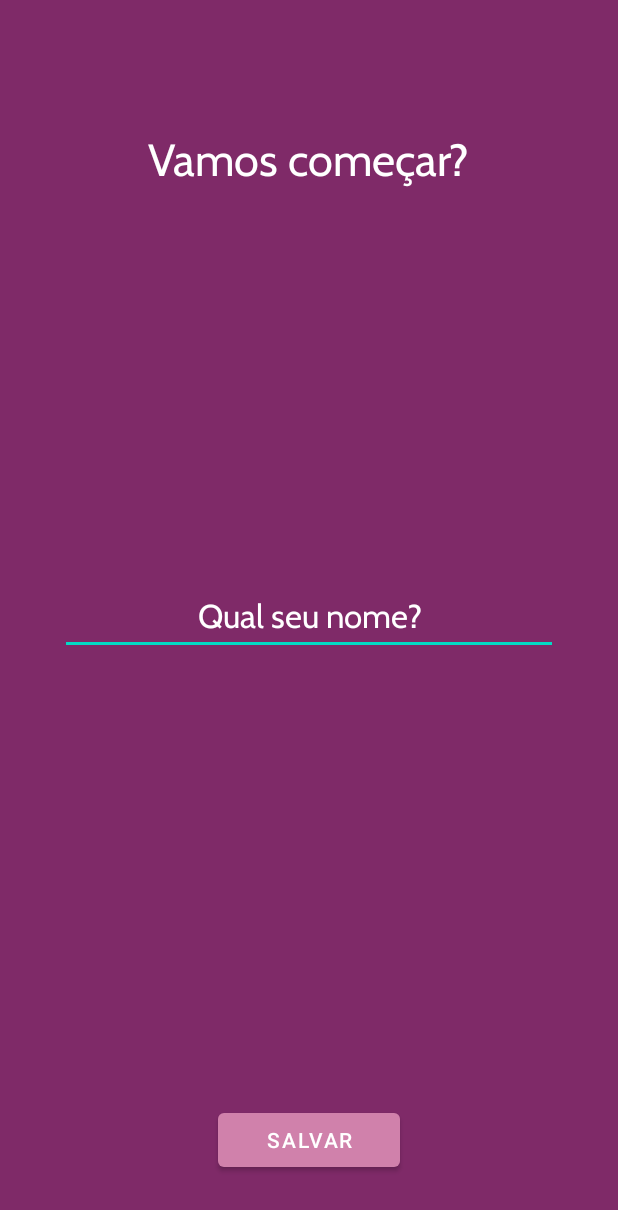
After one commit to waneymartinsM/Motivation, an Android app: the UserActivity screen opened directly, with no data from a screen before it, on a phone screen of 412 x 824 dp. The commit adds this screen. Shown: the top 1210 px of the screen. Run offline under Robolectric (Android 15) with nearby library versions, the phone set to English and light mode, and no system bars.

Commit message:
create_userAct

```diff
--- a/app/src/main/java/com/example/motivation/MainActivity.kt
+++ b/app/src/main/java/com/example/motivation/MainActivity.kt
@@ -16,11 +16,13 @@ class MainActivity : AppCompatActivity(), View.OnClickListener {
 
         setContentView(binding.root)
 
+        supportActionBar?.hide()
+
         binding.buttonNewPhrase.setOnClickListener(this)
     }
 
     override fun onClick(view: View) {
-        if(view.id == R.id.button_new_phrase){
+        if (view.id == R.id.button_new_phrase) {
             var s = ""
 
         }
--- /dev/null
+++ b/app/src/main/java/com/example/motivation/UserActivity.kt
@@ -0,0 +1,26 @@
+package com.example.motivation
+
+import androidx.appcompat.app.AppCompatActivity
+import android.os.Bundle
+import android.view.View
+import com.example.motivation.databinding.ActivityUserBinding
+
+class UserActivity : AppCompatActivity(), View.OnClickListener {
+
+    private lateinit var binding: ActivityUserBinding
+
+    override fun onCreate(savedInstanceState: Bundle?) {
+        super.onCreate(savedInstanceState)
+
+        binding = ActivityUserBinding.inflate(layoutInflater)
+        setContentView(R.layout.activity_user)
+
+        binding.buttonSave.setOnClickListener(this)
+
+        supportActionBar?.hide()
+    }
+
+    override fun onClick(v: View) {
+        if(v.id == R.id.button_save){}
+    }
+}
--- /dev/null
+++ b/app/src/main/res/layout/activity_user.xml
@@ -0,0 +1,47 @@
+<?xml version="1.0" encoding="utf-8"?>
+<RelativeLayout xmlns:android="http://schemas.android.com/apk/res/android"
+    xmlns:app="http://schemas.android.com/apk/res-auto"
+    xmlns:tools="http://schemas.android.com/tools"
+    android:layout_width="match_parent"
+    android:layout_height="match_parent"
+    android:background="@color/purple"
+    android:padding="24dp"
+    tools:context=".UserActivity">
+
+    <TextView
+        android:layout_width="wrap_content"
+        android:layout_height="wrap_content"
+        android:layout_centerHorizontal="true"
+        android:layout_marginTop="64dp"
+        android:fontFamily="@font/cabin"
+        android:text="@string/lets_begin"
+        android:textColor="@color/white"
+        android:textSize="30sp" />
+
+    <EditText
+        android:id="@+id/edit_name"
+        android:layout_width="match_parent"
+        android:layout_height="wrap_content"
+        android:layout_centerInParent="true"
+        android:layout_margin="16dp"
+        android:fontFamily="@font/cabin"
+        android:gravity="center_horizontal"
+        android:hint="@string/your_name"
+        android:textColorHint="@color/white"
+        android:textSize="22sp" />
+
+    <Button
+        android:id="@+id/button_save"
+        android:layout_width="wrap_content"
+        android:layout_height="wrap_content"
+        android:layout_alignParentBottom="true"
+        android:layout_centerHorizontal="true"
+        android:layout_marginBottom="16dp"
+        android:paddingStart="32dp"
+        android:paddingEnd="32dp"
+        android:text="@string/save"
+        app:backgroundTint="@color/light_purple"
+
+        />
+
+</RelativeLayout>
--- a/app/src/main/res/values/themes.xml
+++ b/app/src/main/res/values/themes.xml
@@ -3,7 +3,7 @@
     <style name="Theme.Motivation" parent="Theme.MaterialComponents.DayNight.DarkActionBar">
         <!-- Primary brand color. -->
         <item name="colorPrimary">@color/purple_500</item>
-        <item name="colorPrimaryVariant">@color/purple_700</item>
+        <item name="colorPrimaryVariant">@color/purple</item>
         <item name="colorOnPrimary">@color/white</item>
         <!-- Secondary brand color. -->
         <item name="colorSecondary">@color/teal_200</item>
```
Also changed, not shown: app/build.gradle (+14 -6 lines), app/src/main/AndroidManifest.xml (+10 -0 lines).
